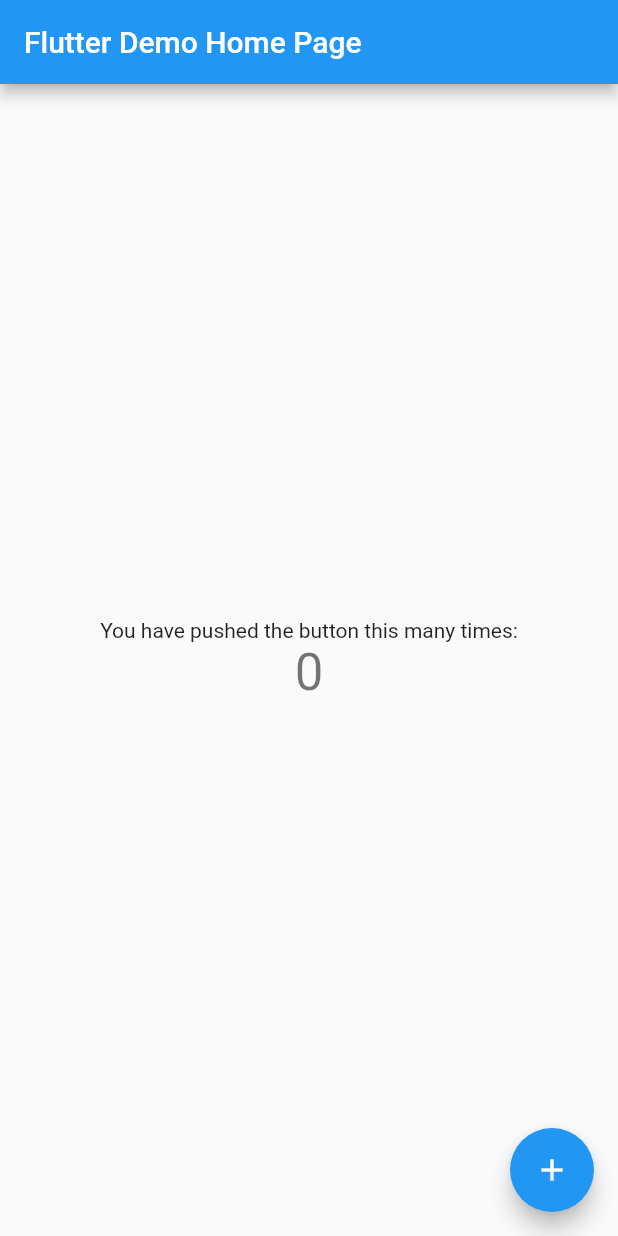
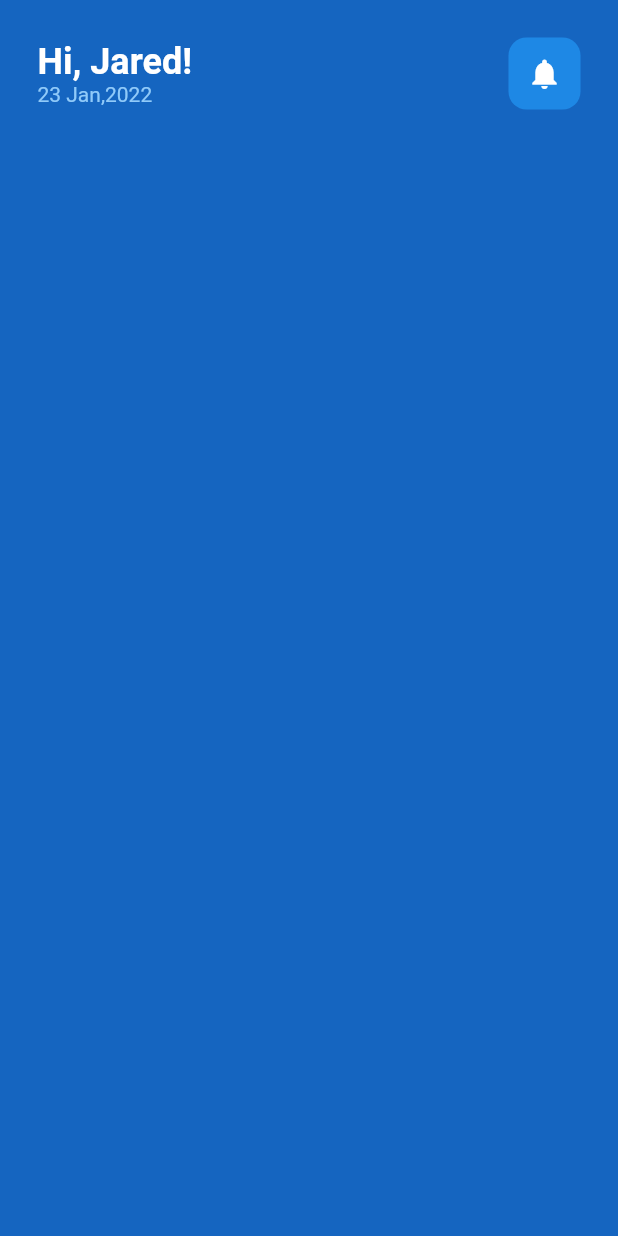
Before and after one commit to daniellekom/mental-health-app-flutter, a Flutter app: the screen it shows after launch, on a phone screen of 412 x 824 dp. Run offline on Flutter 3.47's test engine with Material 2 defaults, Android fonts, the phone set to English and light mode, and no system bars.

Commit message:
designing first page

```diff
--- a/lib/main.dart
+++ b/lib/main.dart
@@ -1,115 +1,18 @@
 import 'package:flutter/material.dart';
+import 'package:mentalhealthapp/pages/home_page.dart';
 
 void main() {
   runApp(const MyApp());
 }
 
 class MyApp extends StatelessWidget {
-  const MyApp({super.key});
+  const MyApp({Key? key}) : super(key: key);
 
-  // This widget is the root of your application.
   @override
   Widget build(BuildContext context) {
-    return MaterialApp(
-      title: 'Flutter Demo',
-      theme: ThemeData(
-        // This is the theme of your application.
-        //
-        // Try running your application with "flutter run". You'll see the
-        // application has a blue toolbar. Then, without quitting the app, try
-        // changing the primarySwatch below to Colors.green and then invoke
-        // "hot reload" (press "r" in the console where you ran "flutter run",
-        // or simply save your changes to "hot reload" in a Flutter IDE).
-        // Notice that the counter didn't reset back to zero; the application
-        // is not restarted.
-        primarySwatch: Colors.blue,
-      ),
-      home: const MyHomePage(title: 'Flutter Demo Home Page'),
+    return const MaterialApp(
+      debugShowCheckedModeBanner: false,
+      home: HomePage(),
     );
   }
 }
-
-class MyHomePage extends StatefulWidget {
-  const MyHomePage({super.key, required this.title});
-
-  // This widget is the home page of your application. It is stateful, meaning
-  // that it has a State object (defined below) that contains fields that affect
-  // how it looks.
-
-  // This class is the configuration for the state. It holds the values (in this
-  // case the title) provided by the parent (in this case the App widget) and
-  // used by the build method of the State. Fields in a Widget subclass are
-  // always marked "final".
-
-  final String title;
-
-  @override
-  State<MyHomePage> createState() => _MyHomePageState();
-}
-
-class _MyHomePageState extends State<MyHomePage> {
-  int _counter = 0;
-
-  void _incrementCounter() {
-    setState(() {
-      // This call to setState tells the Flutter framework that something has
-      // changed in this State, which causes it to rerun the build method below
-      // so that the display can reflect the updated values. If we changed
-      // _counter without calling setState(), then the build method would not be
-      // called again, and so nothing would appear to happen.
-      _counter++;
-    });
-  }
-
-  @override
-  Widget build(BuildContext context) {
-    // This method is rerun every time setState is called, for instance as done
-    // by the _incrementCounter method above.
-    //
-    // The Flutter framework has been optimized to make rerunning build methods
-    // fast, so that you can just rebuild anything that needs updating rather
-    // than having to individually change instances of widgets.
-    return Scaffold(
-      appBar: AppBar(
-        // Here we take the value from the MyHomePage object that was created by
-        // the App.build method, and use it to set our appbar title.
-        title: Text(widget.title),
-      ),
-      body: Center(
-        // Center is a layout widget. It takes a single child and positions it
-        // in the middle of the parent.
-        child: Column(
-          // Column is also a layout widget. It takes a list of children and
-          // arranges them vertically. By default, it sizes itself to fit its
-          // children horizontally, and tries to be as tall as its parent.
-          //
-          // Invoke "debug painting" (press "p" in the console, choose the
-          // "Toggle Debug Paint" action from the Flutter Inspector in Android
-          // Studio, or the "Toggle Debug Paint" command in Visual Studio Code)
-          // to see the wireframe for each widget.
-          //
-          // Column has various properties to control how it sizes itself and
-          // how it positions its children. Here we use mainAxisAlignment to
-          // center the children vertically; the main axis here is the vertical
-          // axis because Columns are vertical (the cross axis would be
-          // horizontal).
-          mainAxisAlignment: MainAxisAlignment.center,
-          children: <Widget>[
-            const Text(
-              'You have pushed the button this many times:',
-            ),
-            Text(
-              '$_counter',
-              style: Theme.of(context).textTheme.headline4,
-            ),
-          ],
-        ),
-      ),
-      floatingActionButton: FloatingActionButton(
-        onPressed: _incrementCounter,
-        tooltip: 'Increment',
-        child: const Icon(Icons.add),
-      ), // This trailing comma makes auto-formatting nicer for build methods.
-    );
-  }
-}
--- /dev/null
+++ b/lib/pages/home_page.dart
@@ -0,0 +1,59 @@
+import 'package:flutter/material.dart';
+
+class HomePage extends StatefulWidget {
+  const HomePage({Key? key}) : super(key: key);
+
+  @override
+  State<HomePage> createState() => _HomePageState();
+}
+
+class _HomePageState extends State<HomePage> {
+  @override
+  Widget build(BuildContext context) {
+    return Scaffold(
+      backgroundColor: Colors.blue[800],
+      body: SafeArea(
+        child: Padding(
+          padding: const EdgeInsets.all(25.0),
+          child: Column(
+            children: [
+              Row(
+                mainAxisAlignment: MainAxisAlignment.spaceBetween,
+                children: [
+                  //Hi, Jared!
+                  Column(
+                    crossAxisAlignment: CrossAxisAlignment.start,
+                    children:  [
+                      const Text(
+                        "Hi, Jared!",
+                        style: TextStyle(
+                          color: Colors.white,
+                          fontSize: 24,
+                          fontWeight: FontWeight.bold,
+                        ),
+                      ),
+                      Text('23 Jan,2022',style: TextStyle(color: Colors.blue[200]),),
+                    ],
+                  ),
+
+                  // Notification
+                  Container(
+                    decoration: BoxDecoration(
+                      color: Colors.blue[600],
+                      borderRadius: BorderRadius.circular(12),
+                    ),
+                    padding: EdgeInsets.all(12),
+                    child: const Icon(
+                      Icons.notifications,
+                      color: Colors.white,
+                    ),
+                  )
+                ],
+              )
+            ],
+          ),
+        ),
+      ),
+    );
+  }
+}
```
